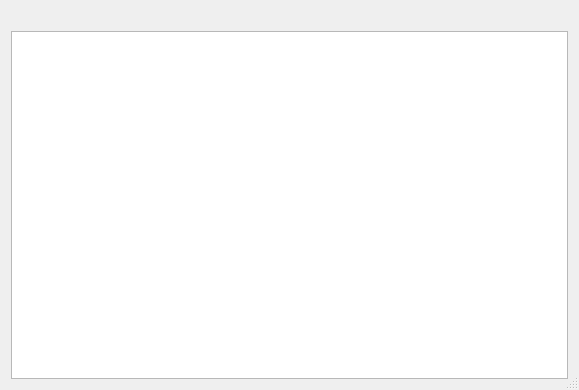
Old version of the form stacktracewindow.ui in the repository mshroyer/towerofhanoi.
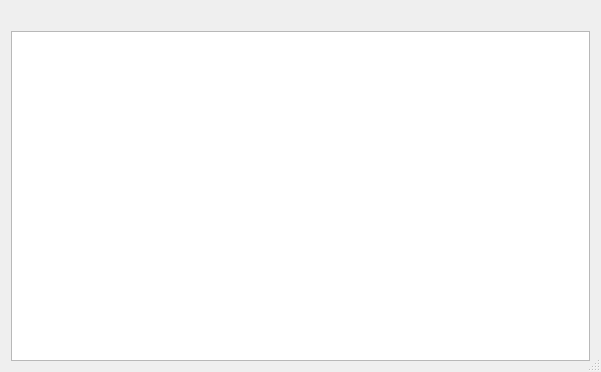
New version of the form.

Commit message:
More horizontal space in Stack Trace window
An adjustment for having renamed the function call to moveTower() in a
recent refactor. The text was nearing the edge of the window on Linux.

What changed in the file:
```diff
--- a/stacktracewindow.ui
+++ b/stacktracewindow.ui
@@ -6,8 +6,8 @@
    <rect>
     <x>0</x>
     <y>0</y>
-    <width>579</width>
-    <height>390</height>
+    <width>601</width>
+    <height>372</height>
    </rect>
   </property>
   <property name="windowTitle">
```
